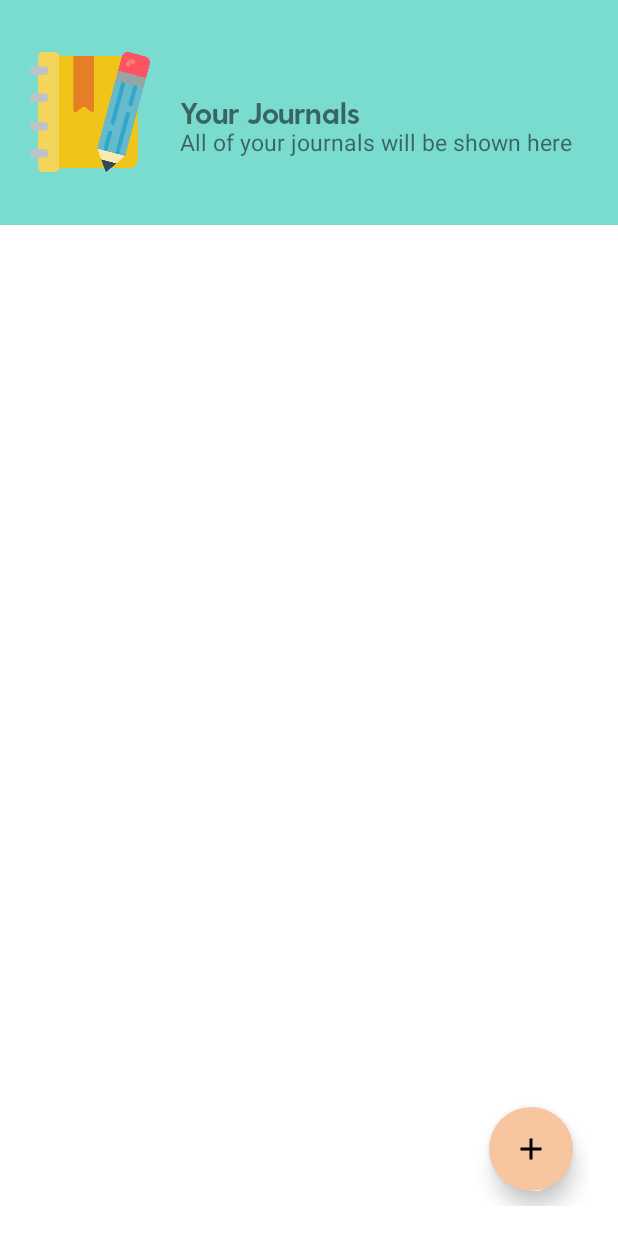
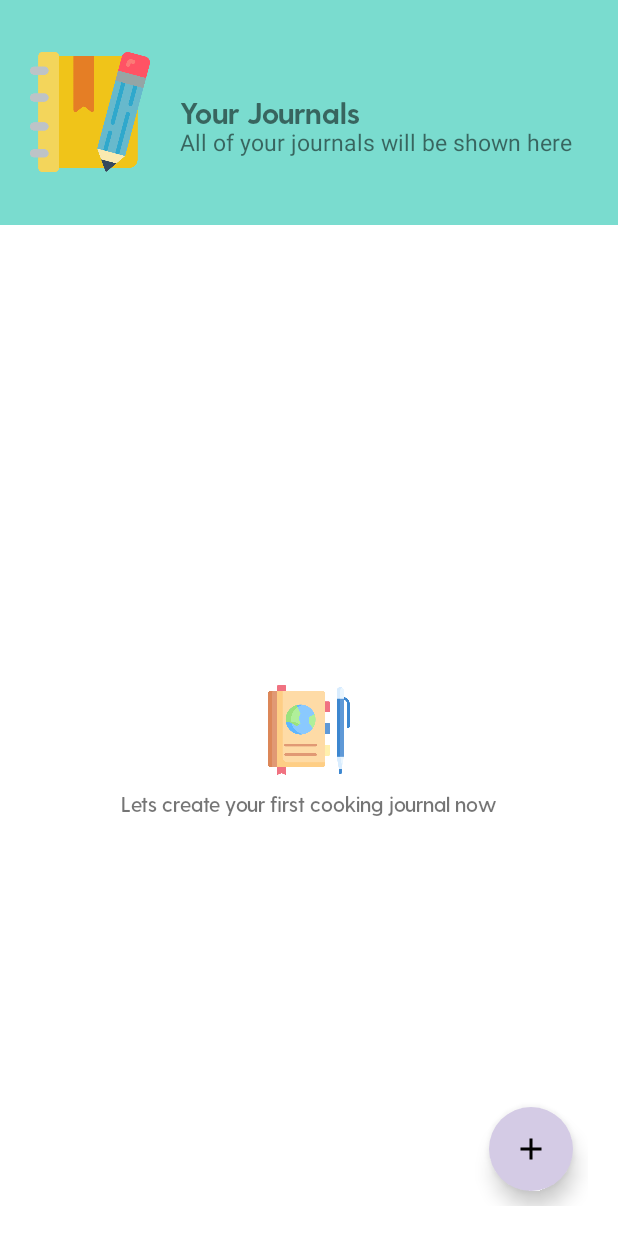
Before and after one commit to Diptags/calico, an Android app: the JournalListFragment screen opened directly, with no data from a screen before it, on a phone screen of 412 x 824 dp. Run offline under Robolectric (Android 15) with nearby library versions, the phone set to English and light mode, and no system bars; 2 statements that could not run were skipped.

Commit message:
[CHORES] Add Assets

```diff
--- a/app/src/main/java/id/ac/ui/cs/mobileprogramming/rdpradiptagitayas/calico/views/journal/JournalListFragment.kt
+++ /dev/null
@@ -1,19 +0,0 @@
-package id.ac.ui.cs.mobileprogramming.rdpradiptagitayas.calico.views.journal
-
-import android.os.Bundle
-import androidx.fragment.app.Fragment
-import android.view.LayoutInflater
-import android.view.View
-import android.view.ViewGroup
-import id.ac.ui.cs.mobileprogramming.rdpradiptagitayas.calico.R
-
-
-class JournalListFragment : Fragment() {
-
-    override fun onCreateView(
-        inflater: LayoutInflater, container: ViewGroup?,
-        savedInstanceState: Bundle?
-    ): View? {
-        return inflater.inflate(R.layout.journal_list_fragment, container, false)
-    }
-}
--- /dev/null
+++ b/app/src/main/java/id/ac/ui/cs/mobileprogramming/rdpradiptagitayas/calico/views/journal/list/JournalListFragment.kt
@@ -0,0 +1,61 @@
+package id.ac.ui.cs.mobileprogramming.rdpradiptagitayas.calico.views.journal
+
+import android.os.Bundle
+import android.view.LayoutInflater
+import android.view.View
+import android.view.ViewGroup
+import androidx.fragment.app.Fragment
+import androidx.lifecycle.Observer
+import androidx.lifecycle.ViewModelProvider
+import androidx.recyclerview.widget.LinearLayoutManager
+import androidx.recyclerview.widget.RecyclerView
+import id.ac.ui.cs.mobileprogramming.rdpradiptagitayas.calico.R
+import id.ac.ui.cs.mobileprogramming.rdpradiptagitayas.calico.viewmodels.JournalViewModel
+import kotlinx.android.synthetic.main.journal_list_fragment.*
+import kotlinx.android.synthetic.main.journal_list_fragment.profileFullName
+import kotlinx.android.synthetic.main.journal_list_fragment.profileUsername
+import kotlinx.android.synthetic.main.profile_info_fragment.*
+
+
+class JournalListFragment : Fragment() {
+
+    lateinit var journalViewModel: JournalViewModel
+
+    override fun onCreateView(
+        inflater: LayoutInflater, container: ViewGroup?,
+        savedInstanceState: Bundle?
+    ): View? {
+        return inflater.inflate(R.layout.journal_list_fragment, container, false)
+    }
+
+    override fun onViewCreated(view: View, savedInstanceState: Bundle?) {
+        super.onViewCreated(view, savedInstanceState)
+
+        journalViewModel = ViewModelProvider(requireActivity()).get(JournalViewModel::class.java)
+        getJournals()
+
+        addJournalButton.setOnClickListener {
+            changeFragmentToJournalCreateFragment()
+        }
+    }
+
+    private fun getJournals() {
+        journalViewModel.getAllJournal(requireContext())?.observe(requireActivity(), Observer {
+            val journalAdapter = JournalAdapter()
+            journalAdapter.journalList = it
+            val journalRecyclerView: RecyclerView? = view?.findViewById(R.id.journal_recycler)
+            journalRecyclerView?.adapter = journalAdapter
+            journalRecyclerView?.layoutManager = LinearLayoutManager(context)
+
+        })
+    }
+
+    private fun changeFragmentToJournalCreateFragment() {
+        val nextFragment = JournalCreateFragment()
+        requireActivity().supportFragmentManager.beginTransaction()
+            .replace(R.id.journal_container, nextFragment)
+            .addToBackStack(null)
+            .commit()
+    }
+
+}
--- a/app/src/main/res/layout/journal_create_fragment.xml
+++ b/app/src/main/res/layout/journal_create_fragment.xml
@@ -3,9 +3,8 @@
     xmlns:tools="http://schemas.android.com/tools"
     android:layout_width="match_parent"
     android:layout_height="match_parent"
-    tools:context=".views.journal.JournalCreateFragment">
+    tools:context=".views.journal.create.JournalCreateFragment">
 
-    <!-- TODO: Update blank fragment layout -->
     <TextView
         android:layout_width="match_parent"
         android:layout_height="match_parent"
--- a/app/src/main/res/layout/journal_detail_fragment.xml
+++ b/app/src/main/res/layout/journal_detail_fragment.xml
@@ -3,7 +3,7 @@
     xmlns:tools="http://schemas.android.com/tools"
     android:layout_width="match_parent"
     android:layout_height="match_parent"
-    tools:context=".views.journal.JournalDetailFragment">
+    tools:context=".views.journal.detail.JournalDetailFragment">
 
     <!-- TODO: Update blank fragment layout -->
     <TextView
--- a/app/src/main/res/layout/journal_list_fragment.xml
+++ b/app/src/main/res/layout/journal_list_fragment.xml
@@ -1,7 +1,6 @@
 <?xml version="1.0" encoding="utf-8"?>
 <LinearLayout xmlns:android="http://schemas.android.com/apk/res/android"
     xmlns:app="http://schemas.android.com/apk/res-auto"
-    android:id="@+id/dashboard_container"
     android:layout_width="match_parent"
     android:layout_height="match_parent"
     android:orientation="vertical">
@@ -58,13 +57,37 @@
             android:layout_width="match_parent"
             android:layout_height="match_parent" />
 
+        <RelativeLayout
+            android:id="@+id/journal_list_empty_placeholder"
+            android:layout_width="match_parent"
+            android:layout_height="match_parent">
+
+            <ImageView
+                android:id="@+id/journal_empty_image"
+                android:layout_width="60dp"
+                android:layout_height="60dp"
+                android:layout_centerInParent="true"
+                android:contentDescription="@string/logo_desc"
+                android:src="@drawable/journal_empty" />
+
+            <TextView
+                android:layout_width="wrap_content"
+                android:layout_height="wrap_content"
+                android:layout_below="@id/journal_empty_image"
+                android:layout_centerInParent="true"
+                android:fontFamily="@font/greycliff_demibold"
+                android:paddingTop="10dp"
+                android:text="@string/journal_empty" />
+
+        </RelativeLayout>
+
         <com.google.android.material.floatingactionbutton.FloatingActionButton
             android:id="@+id/addJournalButton"
             android:layout_width="wrap_content"
             android:layout_height="wrap_content"
             android:layout_gravity="end|bottom"
             android:layout_margin="10dp"
-            android:backgroundTint="@color/card3"
+            android:backgroundTint="@color/card1"
             android:contentDescription="@string/logo_desc"
             android:src="@drawable/icon_add"
             app:borderWidth="0dp"
--- a/app/src/main/res/layout/profile_edit_fragment.xml
+++ b/app/src/main/res/layout/profile_edit_fragment.xml
@@ -22,8 +22,8 @@
                 android:layout_height="100dp"
                 android:layout_centerHorizontal="true"
                 android:layout_centerVertical="true"
-                android:src="@drawable/profile_dummy"
-                android:contentDescription="@string/logo_desc" />
+                android:contentDescription="@string/logo_desc"
+                android:src="@drawable/profile_dummy" />
 
         </RelativeLayout>
 
--- a/app/src/main/res/values/strings.xml
+++ b/app/src/main/res/values/strings.xml
@@ -3,7 +3,7 @@
 
     <!-- General Data -->
     <string name="dummy_string">A Dummy Text</string>
-    <string name="logo_desc">Calico Logo</string>
+    <string name="logo_desc">A Dummy Image</string>
     <string name="change_btn">Change</string>
     <string name="save_btn">Save</string>
     <string name="update_btn">Update</string>
@@ -81,6 +81,9 @@
     <!-- Journal Screen Information -->
     <string name="journal_info_title">Your Journals</string>
     <string name="journal_info_intro">All of your journals will be shown here</string>
+    <string name="journal_card_title_placeholder">Journal Title</string>
+    <string name="journal_card_summary_placeholder">Journal short description</string>
+    <string name="journal_empty">Lets create your first cooking journal now</string>
 
     <!-- Profile Screen Information -->
     <string name="profile_edit_intro">Here you can change your profile information. Touch image above to change your profile picture</string>
```
Also changed, not shown: app/src/main/java/id/ac/ui/cs/mobileprogramming/rdpradiptagitayas/calico/views/intro/IntroFragment.kt (added, +60 -0 lines), app/src/main/res/layout/intro_activity.xml (+4 -30 lines), app/src/main/res/layout/intro_fragment.xml (added, +33 -0 lines), app/src/main/res/layout/journal_list_design.xml (added, +45 -0 lines), app/src/main/java/id/ac/ui/cs/mobileprogramming/rdpradiptagitayas/calico/views/journal/create/JournalCreateFragment.kt (renamed from app/src/main/java/id/ac/ui/cs/mobileprogramming/rdpradiptagitayas/calico/views/journal/JournalCreateFragment.kt), app/src/main/java/id/ac/ui/cs/mobileprogramming/rdpradiptagitayas/calico/views/journal/detail/JournalDetailFragment.kt (renamed from app/src/main/java/id/ac/ui/cs/mobileprogramming/rdpradiptagitayas/calico/views/journal/JournalDetailFragment.kt), app/src/main/java/id/ac/ui/cs/mobileprogramming/rdpradiptagitayas/calico/views/journal/list/JournalListAdapter.kt (renamed from app/src/main/java/id/ac/ui/cs/mobileprogramming/rdpradiptagitayas/calico/views/journal/JournalListAdapter.kt), app/src/main/res/drawable-hdpi/beverage.png (added), app/src/main/res/drawable-hdpi/food.png (added), app/src/main/res/drawable-hdpi/journal_empty.png (added), app/src/main/res/drawable-mdpi/beverage.png (added), app/src/main/res/drawable-mdpi/food.png (added), app/src/main/res/drawable-mdpi/journal_empty.png (added), 1 other file.
